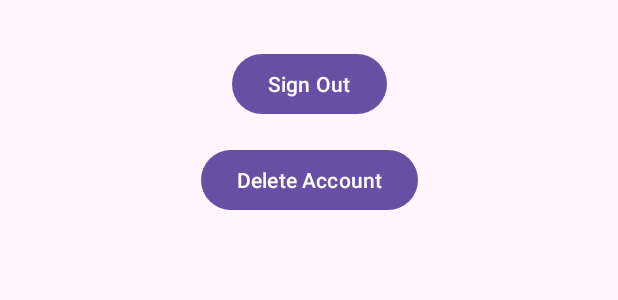
After one commit to Andrewslayton/activitiesAndroid, an Android app: the layout activity_settings.xml on its own in the app's theme, with its tools: preview values and no code run, on a phone screen of 412 x 824 dp. The commit adds this screen. Shown: the top 300 px of the screen. Run offline under Robolectric (Android 15) with nearby library versions, the phone set to English and light mode, and no system bars.

Commit message:
workflow and buttons

```diff
--- /dev/null
+++ b/app/src/main/res/layout/activity_settings.xml
@@ -0,0 +1,29 @@
+<?xml version="1.0" encoding="utf-8"?>
+<androidx.constraintlayout.widget.ConstraintLayout xmlns:android="http://schemas.android.com/apk/res/android"
+    xmlns:app="http://schemas.android.com/apk/res-auto"
+    xmlns:tools="http://schemas.android.com/tools"
+    android:layout_width="match_parent"
+    android:layout_height="match_parent"
+    tools:context=".SettingsActivity">
+
+    <Button
+        android:id="@+id/signOutButton"
+        android:layout_width="wrap_content"
+        android:layout_height="wrap_content"
+        android:text="Sign Out"
+        app:layout_constraintTop_toTopOf="parent"
+        app:layout_constraintStart_toStartOf="parent"
+        app:layout_constraintEnd_toEndOf="parent"
+        android:layout_marginTop="32dp"/>
+
+    <Button
+        android:id="@+id/deleteAccountButton"
+        android:layout_width="wrap_content"
+        android:layout_height="wrap_content"
+        android:text="Delete Account"
+        app:layout_constraintTop_toBottomOf="@+id/signOutButton"
+        app:layout_constraintStart_toStartOf="parent"
+        app:layout_constraintEnd_toEndOf="parent"
+        android:layout_marginTop="16dp"/>
+
+</androidx.constraintlayout.widget.ConstraintLayout>
```
Also changed, not shown: app/src/main/java/com/example/activitys/MainActivity.kt (+33 -0 lines), app/src/main/java/com/example/activitys/SettingsActivity.kt (added, +41 -0 lines), app/src/main/java/com/example/activitys/SettingsViewModel.kt (added, +32 -0 lines), app/src/main/res/layout/activity_main.xml (+12 -1 lines), app/src/main/res/menu/main_menu.xml (added, +9 -0 lines), app/src/main/res/menu/menu_main.xml (deleted, +0 -10 lines).
